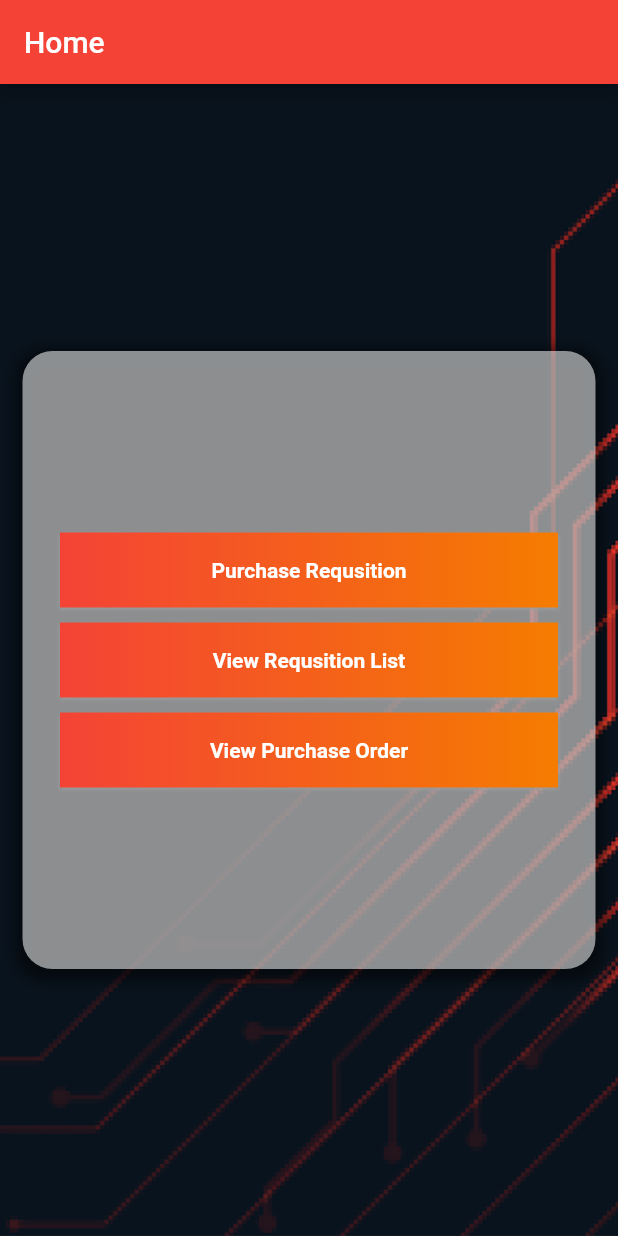
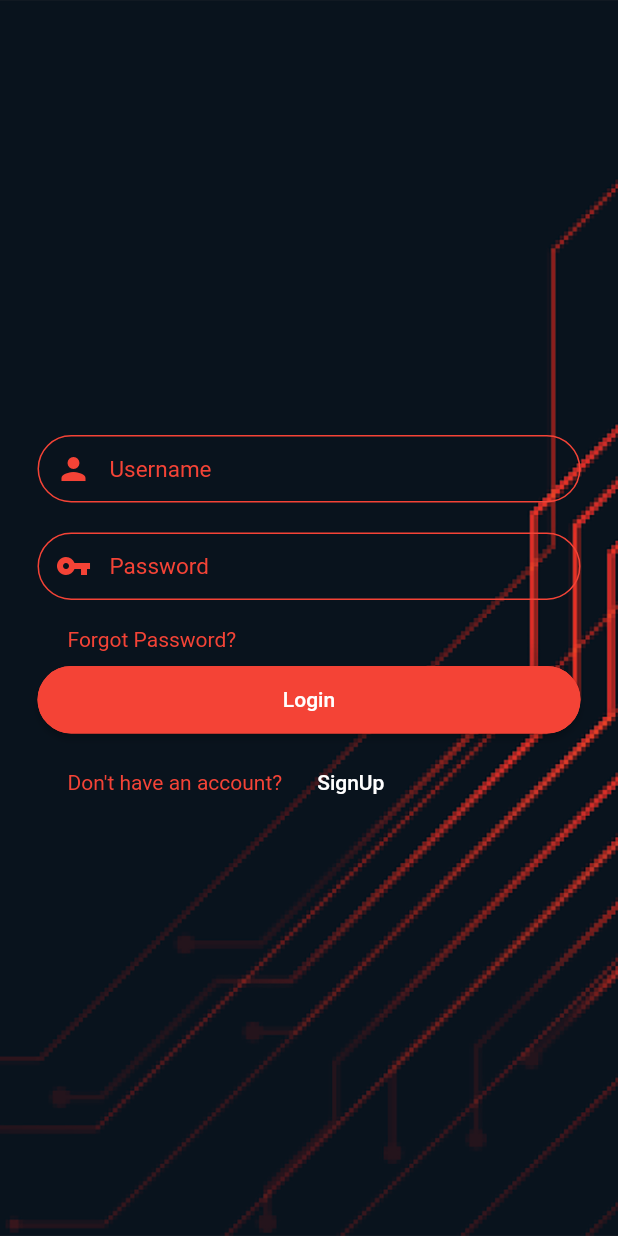
Before and after one commit to UshanFernando/Procurements-for-Construction-Industry, a Flutter app: the screen it shows after launch, on a phone screen of 412 x 824 dp. Run offline on Flutter 3.47's test engine with Material 2 defaults, Android fonts, the phone set to English and light mode, and no system bars; our stand-ins replace cloud_firestore; accounts and stored records are empty.

Commit message:
login page created

```diff
--- /dev/null
+++ b/lib/Screens/Login.dart
@@ -0,0 +1,234 @@
+import 'package:construction_procurement_app/Screens/HomeScreen.dart';
+import 'package:construction_procurement_app/Screens/PurchaseRequisition.dart';
+import 'package:flutter/material.dart';
+
+class Login extends StatelessWidget {
+  @override
+  Widget build(BuildContext context) {
+    return MaterialApp(
+      debugShowCheckedModeBanner: false,
+      title: "Flutter App",
+      home: LoginPage(),
+      theme: new ThemeData(
+          brightness: Brightness.light,
+          primaryColor: Theme.of(context).primaryColor,
+          primaryColorDark: Theme.of(context).primaryColor),
+    );
+  }
+}
+
+class LoginPage extends StatefulWidget {
+  @override
+  _LoginPageState createState() => _LoginPageState();
+}
+
+class _LoginPageState extends State<LoginPage> {
+  @override
+  Widget build(BuildContext context) {
+    final usernameController = TextEditingController();
+    final passwordController = TextEditingController();
+
+    final txtUserName = Container(
+        height: 45.0,
+        child: TextField(
+            controller: usernameController,
+            style: TextStyle(color: Theme.of(context).primaryColor),
+            decoration: InputDecoration(
+              prefixIcon: const Icon(
+                Icons.person,
+                color: Colors.red,
+              ),
+              hintText: 'Username',
+              hintStyle: TextStyle(
+                  fontSize: 15.0, color: Theme.of(context).primaryColor),
+              contentPadding: EdgeInsets.fromLTRB(20.0, 10.0, 20.0, 10.0),
+              border:
+                  OutlineInputBorder(borderRadius: BorderRadius.circular(30.0)),
+              enabledBorder: OutlineInputBorder(
+                borderRadius: BorderRadius.circular(25.0),
+                borderSide: BorderSide(
+                  width: 1,
+                  color: Theme.of(context).primaryColor,
+                ),
+              ),
+            )));
+
+    final txtPassword = Container(
+        height: 45.0,
+        child: TextField(
+            controller: passwordController,
+            style: TextStyle(color: Theme.of(context).primaryColor),
+            obscureText: true,
+            decoration: InputDecoration(
+              prefixIcon: const Icon(
+                Icons.vpn_key,
+                color: Colors.red,
+              ),
+              hintText: 'Password',
+              hintStyle: TextStyle(
+                  fontSize: 15.0, color: Theme.of(context).primaryColor),
+              contentPadding: EdgeInsets.fromLTRB(20.0, 10.0, 20.0, 10.0),
+              border:
+                  OutlineInputBorder(borderRadius: BorderRadius.circular(30.0)),
+              enabledBorder: OutlineInputBorder(
+                borderRadius: BorderRadius.circular(25.0),
+                borderSide: BorderSide(
+                  width: 1,
+                  color: Theme.of(context).primaryColor,
+                ),
+              ),
+            )));
+
+    final btnLogin = Container(
+        height: 45.0,
+        child: RaisedButton(
+          color: Theme.of(context).primaryColor,
+          textColor: Colors.white,
+          disabledColor: Colors.grey,
+          disabledTextColor: Colors.black,
+          padding: EdgeInsets.all(8.0),
+          splashColor: Colors.blueAccent,
+          child: Text('Login'),
+          shape: RoundedRectangleBorder(
+            borderRadius: BorderRadius.circular(25.0),
+            side: BorderSide(color: Theme.of(context).primaryColor),
+          ),
+          onPressed: () {
+            if (usernameController != null &&
+                usernameController.text == "store" &&
+                passwordController != null &&
+                passwordController.text == "123") {
+              Navigator.push(context,
+                  MaterialPageRoute(builder: (context) => HomeScreen()));
+              usernameController.clear();
+              passwordController.clear();
+            } else if (usernameController != null &&
+                usernameController.text == "site" &&
+                passwordController != null &&
+                passwordController.text == "123") {
+              Navigator.push(context,
+                  MaterialPageRoute(builder: (context) => HomeScreen()));
+              usernameController.clear();
+              passwordController.clear();
+            } else {
+              // Widget okButton = FlatButton(
+              //   child: Text("OK"),
+              //   onPressed: () {
+              //     Navigator.push(context,
+              //         MaterialPageRoute(builder: (context) => Login()));
+              //   },
+              // );
+
+              AlertDialog alert = AlertDialog(
+                title: Text("Error !"),
+                titleTextStyle: TextStyle(
+                    color: Colors.red[900], fontWeight: FontWeight.bold),
+                content: Text(
+                  "Please Enter Correct Username and Password",
+                ),
+                contentTextStyle: TextStyle(
+                  color: Colors.red,
+                ),
+                // actions: [
+                //   okButton,
+                // ],
+              );
+
+              showDialog(
+                context: context,
+                builder: (BuildContext context) {
+                  return alert;
+                },
+              );
+            }
+          },
+        ));
+
+    return Stack(children: <Widget>[
+      Image.asset(
+        "Assets/bg.jpg",
+        height: MediaQuery.of(context).size.height,
+        width: MediaQuery.of(context).size.width,
+        fit: BoxFit.cover,
+      ),
+      Scaffold(
+          backgroundColor: Colors.transparent,
+          body: new Center(
+            child: new ListView(
+              shrinkWrap: true,
+              padding: EdgeInsets.only(left: 25, right: 25),
+              children: <Widget>[
+                // getImageAsset(),
+                SizedBox(
+                  height: 20.0,
+                ),
+                txtUserName,
+                SizedBox(
+                  height: 20.0,
+                ),
+                txtPassword,
+                SizedBox(
+                  height: 8.0,
+                ),
+                Container(
+                  margin: EdgeInsets.only(
+                      top: 10.0, left: 20.0, bottom: 10.0, right: 20.0),
+                  child: new RichText(
+                    text: new TextSpan(
+                      children: [
+                        new TextSpan(
+                          text: 'Forgot Password?',
+                          style: new TextStyle(
+                              color: Theme.of(context).primaryColor),
+                        ),
+                      ],
+                    ),
+                  ),
+                ),
+                btnLogin,
+                Container(
+                  height: 45,
+                  margin: EdgeInsets.only(
+                      top: 10.0, left: 20.0, bottom: 10.0, right: 20.0),
+                  child: Row(
+                    children: [
+                      Text(
+                        "Don't have an account? ",
+                        style: TextStyle(color: Theme.of(context).primaryColor),
+                      ),
+                      FlatButton(
+                        onPressed: () {
+                          // Navigator.push(
+                          //   context,
+                          //   MaterialPageRoute(builder: (context) => StepOne()),
+                          // );
+                        },
+                        child: Text(
+                          "SignUp ",
+                          style: TextStyle(
+                            color: Colors.white,
+                          ),
+                        ),
+                      )
+                    ],
+                  ),
+                ),
+              ],
+            ),
+          ))
+    ]);
+  }
+
+  // Widget getImageAsset() {
+  //   AssetImage assImg = AssetImage('images/slicn.jpg');
+  //   Image img = Image(
+  //     image: assImg,
+  //     width: 80.0,
+  //     height: 80.0,
+  //   );
+  //   return Container(
+  //     margin: EdgeInsets.only(top: 10.0, bottom: 20.0),
+  //     child: img,
+  //   );
+  // }
+}
--- a/lib/main.dart
+++ b/lib/main.dart
@@ -1,5 +1,6 @@
 import 'package:cloud_firestore/cloud_firestore.dart';
 import 'package:construction_procurement_app/Screens/HomeScreen.dart';
+import 'package:construction_procurement_app/Screens/Login.dart';
 import 'package:flutter/material.dart';
 import 'package:provider/provider.dart';
 
@@ -17,7 +18,8 @@ class MyApp extends StatelessWidget {
     return MultiProvider(
         providers: [
           ChangeNotifierProvider(create: (context) => RequisitionProvider()),
-          StreamProvider(create: (context) => firestoreService.getRequsitions()),
+          StreamProvider(
+              create: (context) => firestoreService.getRequsitions()),
         ],
         child: MaterialApp(
           title: 'Flutter Demo',
@@ -36,7 +38,7 @@ class MyApp extends StatelessWidget {
               fillColor: Colors.white70,
             ),
           ),
-          home: HomeScreen(),
+          home: Login(),
         ));
   }
 }
```
Also changed, not shown: lib/Models/Requistion.dart (+4 -4 lines).
